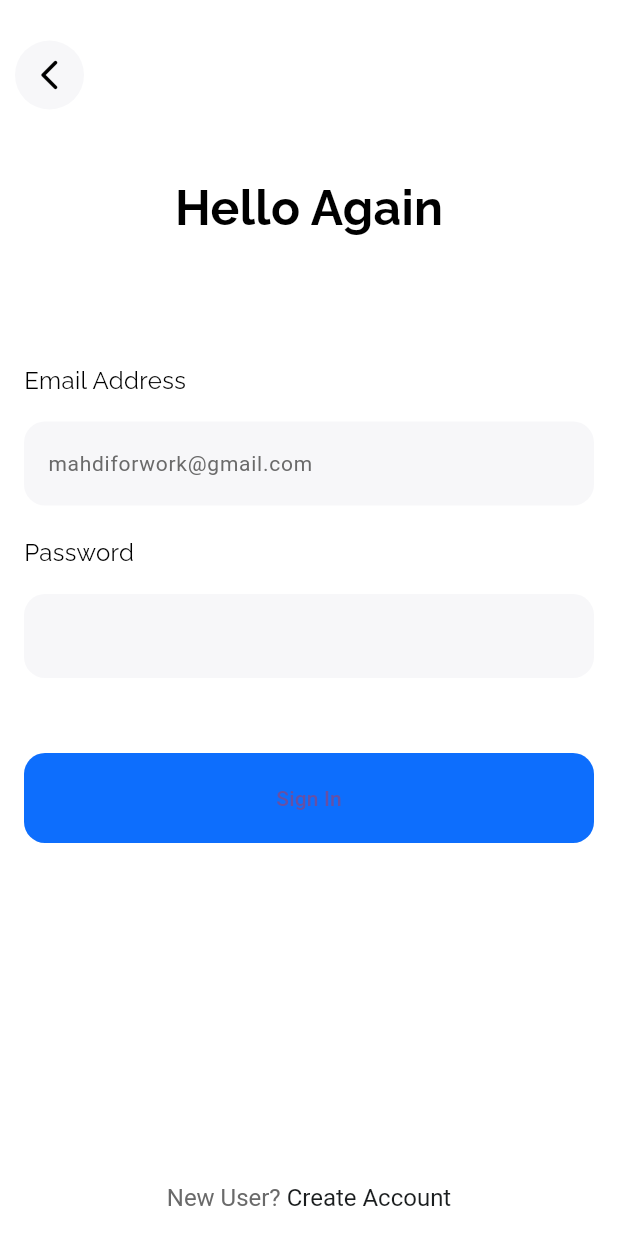
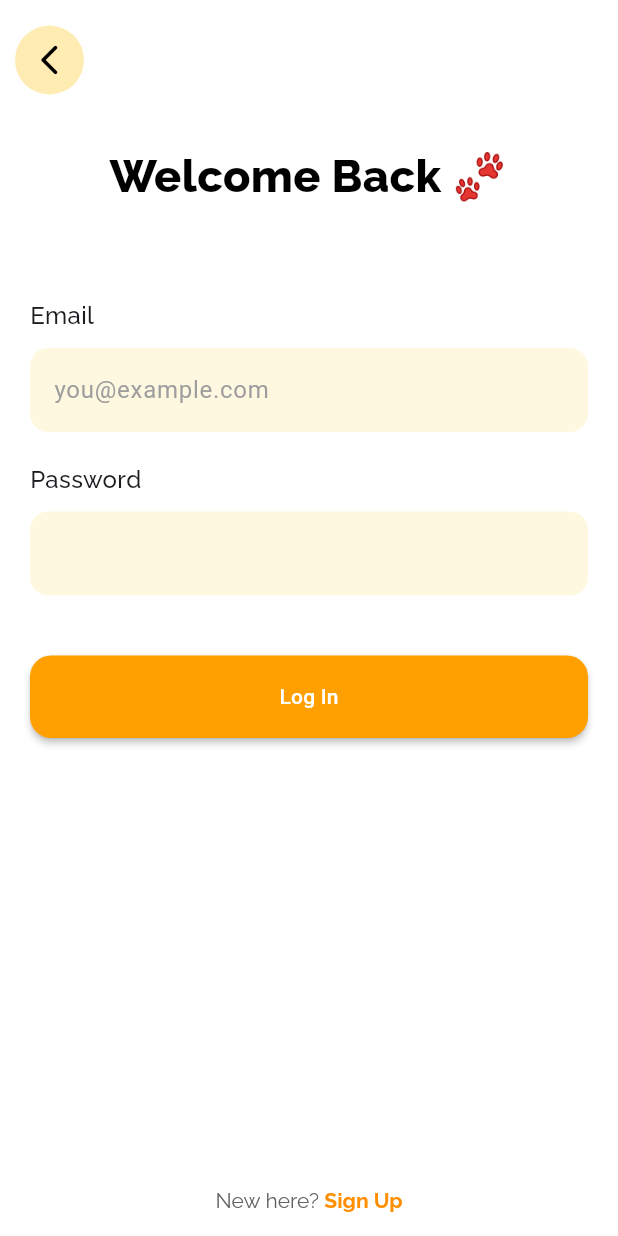
Before and after one commit to GNbros/fureverhome, a Flutter app: the screen it shows after launch, on a phone screen of 412 x 824 dp. Run offline on Flutter 3.47's test engine with Material 3 defaults, Android fonts, the phone set to English and light mode, and no system bars; our stand-ins replace firebase_auth, firebase_core, fluttertoast, google_fonts, sqflite; accounts and stored records are empty.

Commit message:
better auth page

```diff
--- a/lib/views/auth/login.dart
+++ b/lib/views/auth/login.dart
@@ -19,16 +19,16 @@ class Login extends StatelessWidget {
       appBar: AppBar(
         backgroundColor: Colors.transparent,
         elevation: 0,
-        toolbarHeight: 100,
+        toolbarHeight: 80,
         leading: GestureDetector(
           onTap: () {
             Navigator.pop(context);
           },
           child: Container(
             margin: const EdgeInsets.only(left: 10),
-            decoration: const BoxDecoration(
-              color: Color(0xffF7F7F9),
-              shape: BoxShape.circle
+            decoration: BoxDecoration(
+              color: Colors.amber.shade100,
+              shape: BoxShape.circle,
             ),
             child: const Center(
               child: Icon(
@@ -41,27 +41,27 @@ class Login extends StatelessWidget {
       ),
       body: SafeArea(
         child: SingleChildScrollView(
-         padding: const EdgeInsets.symmetric(horizontal: 16,vertical: 16),
+          padding: const EdgeInsets.symmetric(horizontal: 20, vertical: 16),
           child: Column(
-            mainAxisAlignment: MainAxisAlignment.start,
+            crossAxisAlignment: CrossAxisAlignment.start,
             children: [
               Center(
                 child: Text(
-                  'Hello Again',
+                  'Welcome Back 🐾',
                   style: GoogleFonts.raleway(
                     textStyle: const TextStyle(
                       color: Colors.black,
-                      fontWeight: FontWeight.bold,
-                      fontSize: 32
-                    )
+                      fontSize: 30,
+                      fontWeight: FontWeight.w800,
                     ),
                   ),
                 ),
-              const SizedBox(height: 80,),
+              ),
+              const SizedBox(height: 60),
               _emailAddress(),
-               const SizedBox(height: 20,),
+              const SizedBox(height: 20),
               _password(),
-               const SizedBox(height: 50,),
+              const SizedBox(height: 40),
               _signin(context),
             ],
           ),
@@ -72,69 +72,57 @@ class Login extends StatelessWidget {
 
   Widget _emailAddress() {
     return Column(
-      mainAxisAlignment: MainAxisAlignment.start,
       crossAxisAlignment: CrossAxisAlignment.start,
       children: [
         Text(
-          'Email Address',
+          'Email',
           style: GoogleFonts.raleway(
-            textStyle: const TextStyle(
-              color: Colors.black,
-              fontWeight: FontWeight.normal,
-              fontSize: 16
-            )
+            fontSize: 16,
+            fontWeight: FontWeight.w500,
           ),
         ),
-        const SizedBox(height: 16,),
+        const SizedBox(height: 10),
         TextField(
           controller: _emailController,
           decoration: InputDecoration(
             filled: true,
-            hintText: 'mahdiforwork@gmail.com',
-            hintStyle: const TextStyle(
-              color: Color(0xff6A6A6A),
-              fontWeight: FontWeight.normal,
-              fontSize: 14
-            ),
-            fillColor: const Color(0xffF7F7F9) ,
+            hintText: 'you@example.com',
+            hintStyle: const TextStyle(color: Colors.grey),
+            fillColor: Colors.amber.shade50,
             border: OutlineInputBorder(
               borderSide: BorderSide.none,
-              borderRadius: BorderRadius.circular(14)
-            )
+              borderRadius: BorderRadius.circular(12),
             ),
-        )
+          ),
+        ),
       ],
     );
   }
 
   Widget _password() {
     return Column(
-      mainAxisAlignment: MainAxisAlignment.start,
       crossAxisAlignment: CrossAxisAlignment.start,
       children: [
         Text(
           'Password',
           style: GoogleFonts.raleway(
-            textStyle: const TextStyle(
-              color: Colors.black,
-              fontWeight: FontWeight.normal,
-              fontSize: 16
-            )
+            fontSize: 16,
+            fontWeight: FontWeight.w500,
           ),
         ),
-        const SizedBox(height: 16,),
+        const SizedBox(height: 10),
         TextField(
+          controller: _passwordController,
           obscureText: true,
-          controller: _passwordController,
           decoration: InputDecoration(
             filled: true,
-            fillColor: const Color(0xffF7F7F9) ,
+            fillColor: Colors.amber.shade50,
             border: OutlineInputBorder(
               borderSide: BorderSide.none,
-              borderRadius: BorderRadius.circular(14)
-            )
+              borderRadius: BorderRadius.circular(12),
             ),
-        )
+          ),
+        ),
       ],
     );
   }
@@ -142,21 +130,22 @@ class Login extends StatelessWidget {
   Widget _signin(BuildContext context) {
     return ElevatedButton(
       style: ElevatedButton.styleFrom(
-        backgroundColor: const Color(0xff0D6EFD),
+        backgroundColor: Colors.amber.shade700,
+        foregroundColor: Colors.white,
         shape: RoundedRectangleBorder(
           borderRadius: BorderRadius.circular(14),
         ),
-        minimumSize: const Size(double.infinity, 60),
-        elevation: 0,
+        minimumSize: const Size(double.infinity, 55),
+        elevation: 2,
       ),
       onPressed: () async {
         await AuthService().signin(
           email: _emailController.text,
           password: _passwordController.text,
-          context: context
+          context: context,
         );
       },
-      child: const Text("Sign In"),
+      child: const Text("Log In"),
     );
   }
 
@@ -167,32 +156,32 @@ class Login extends StatelessWidget {
         textAlign: TextAlign.center,
         text: TextSpan(
           children: [
-            const TextSpan(
-                text: "New User? ",
-                style: TextStyle(
-                  color: Color(0xff6A6A6A),
-                  fontWeight: FontWeight.normal,
-                  fontSize: 16
+            TextSpan(
+              text: "New here? ",
+              style: GoogleFonts.raleway(
+                color: Colors.grey.shade700,
+                fontSize: 14,
               ),
             ),
             TextSpan(
-                text: "Create Account",
-                style: const TextStyle(
-                    color: Color(0xff1A1D1E),
-                    fontWeight: FontWeight.normal,
-                    fontSize: 16
+              text: "Sign Up",
+              style: GoogleFonts.raleway(
+                color: Colors.amber.shade800,
+                fontWeight: FontWeight.bold,
+                fontSize: 14,
               ),
-                  recognizer: TapGestureRecognizer()..onTap = () {
+              recognizer: TapGestureRecognizer()
+                ..onTap = () {
                   Navigator.push(
                     context,
                     MaterialPageRoute(
-                        builder: (context) => Signup()
+                      builder: (context) => Signup(),
                     ),
                   );
-                  }
+                },
             ),
-          ]
-        )
+          ],
+        ),
       ),
     );
   }
```
Also changed, not shown: lib/views/auth/signup.dart (+62 -61 lines). Lines whose indentation alone changed are shown as unchanged.
